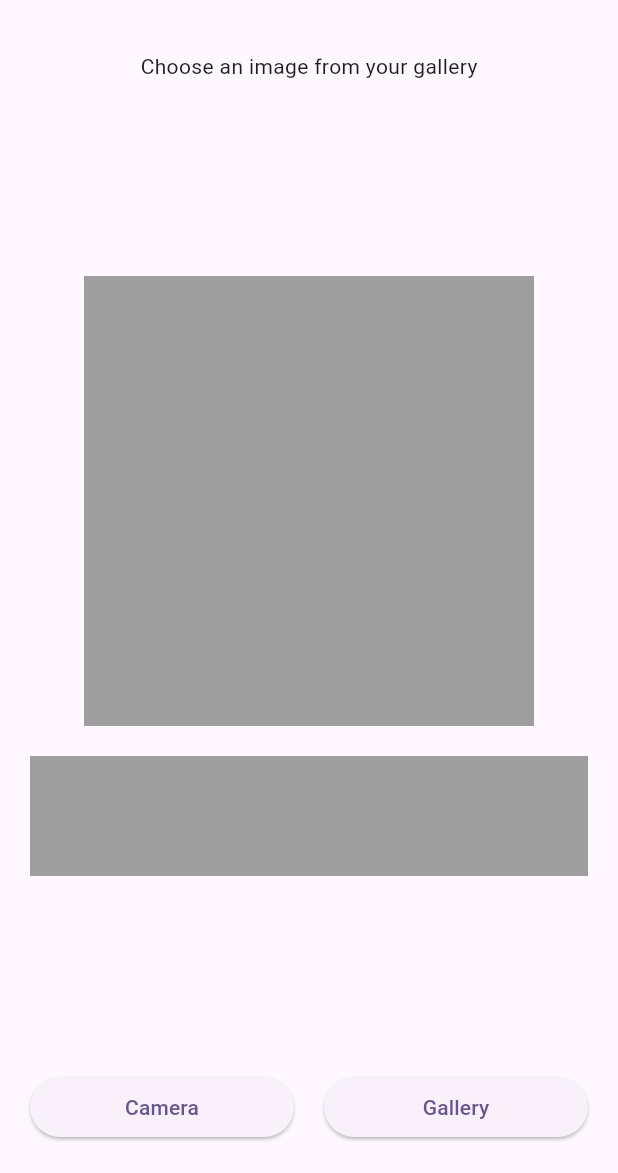
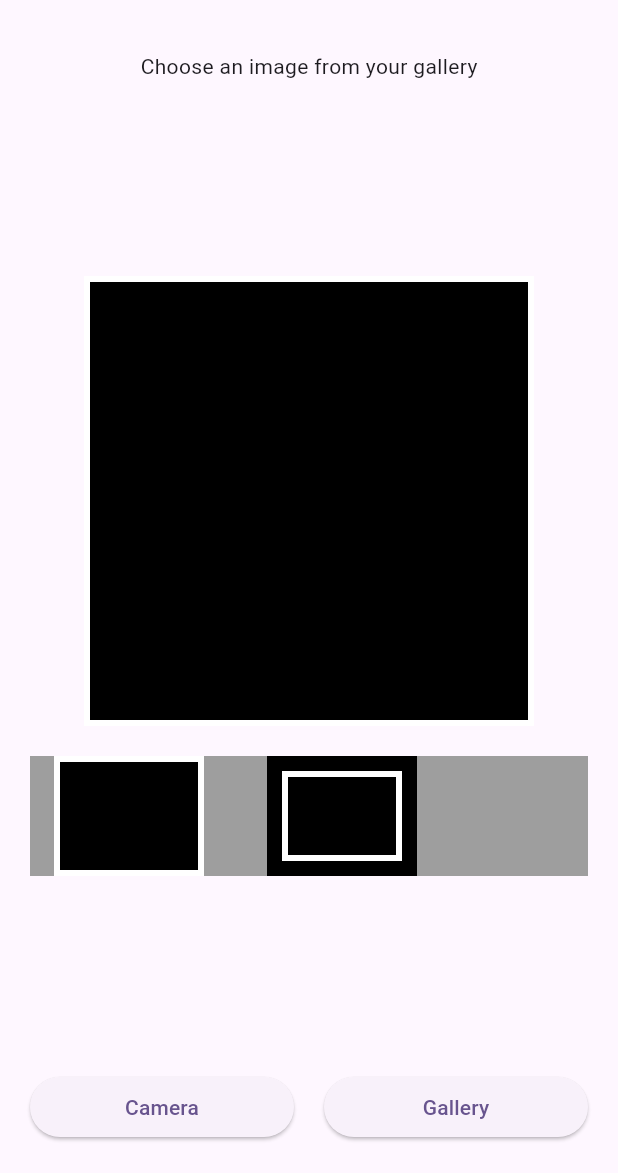
Before and after one commit to WhiteKr/framer, a Flutter app: the screen it shows after launch, on a phone screen of 412 x 824 dp, the part 63-1236 px from its top. Run offline on Flutter 3.47's test engine with Material 3 defaults, Android fonts, the phone set to English and light mode, and no system bars; our stand-ins replace image_picker.

Commit message:
update: created sample filters and preview system

```diff
--- a/lib/main.dart
+++ b/lib/main.dart
@@ -1,6 +1,8 @@
 import 'dart:io';
 
 import 'package:flutter/material.dart';
+import 'package:framer/services/framer/image_frame.dart';
+import 'package:framer/services/framer/image_frame_type.dart';
 import 'package:image_picker/image_picker.dart';
 
 void main() {
@@ -33,6 +35,8 @@ class HomePage extends StatefulWidget {
 
 class _HomePageState extends State<HomePage> {
   XFile? _image;
+  ImageFrameType _frameType = ImageFrameType.squareOutline;
+
   final ImagePicker picker = ImagePicker();
 
   @override
@@ -76,17 +80,11 @@ class _HomePageState extends State<HomePage> {
   Widget _buildPhotoArea() {
     return Column(
       children: [
-        _image != null
-            ? SizedBox(
-                width: 300,
-                height: 300,
-                child: Image.file(File(_image!.path)),
-              )
-            : Container(
-                width: 300,
-                height: 300,
-                color: Colors.grey,
-              ),
+        ImageFrame(
+          image: _image != null ? Image.file(File(_image!.path)) : null,
+          type: _frameType,
+          dimension: 300,
+        ),
         const SizedBox(height: 20),
         _buildFilterList(),
       ],
@@ -97,18 +95,22 @@ class _HomePageState extends State<HomePage> {
     return Container(
       color: Colors.grey,
       height: 80,
-      child: _image != null
-          ? ListView.separated(
-              scrollDirection: Axis.horizontal,
-              itemBuilder: (context, index) => Container(
-                width: 80,
-                color: Colors.black,
-                child: const Text('hi'),
-              ),
-              separatorBuilder: (context, index) => const SizedBox(width: 10),
-              itemCount: 10,
-            )
-          : Container(),
+      child: ListView.separated(
+        scrollDirection: Axis.horizontal,
+        separatorBuilder: (context, index) => const SizedBox(width: 10),
+        itemBuilder: (context, index) {
+          ImageFrameType item = ImageFrameType.values[index];
+          return MaterialButton(
+            child: ImageFrame(type: item),
+            onPressed: () {
+              setState(() {
+                _frameType = item;
+              });
+            },
+          );
+        },
+        itemCount: ImageFrameType.values.length,
+      ),
     );
   }
 
--- /dev/null
+++ b/lib/services/framer/image_frame.dart
@@ -0,0 +1,32 @@
+import 'package:flutter/material.dart';
+import 'package:framer/services/framer/image_frame_type.dart';
+
+class ImageFrame extends StatelessWidget {
+  final Image? image;
+  final ImageFrameType type;
+  final double dimension;
+
+  const ImageFrame({
+    super.key,
+    this.image,
+    required this.type,
+    this.dimension = 100,
+  });
+
+  @override
+  Widget build(BuildContext context) {
+    return Container(
+      color: Colors.black,
+      width: dimension,
+      height: dimension,
+      // color: Colors.red,
+      child: Stack(
+        alignment: Alignment.center,
+        children: [
+          image ?? Container(),
+          type.view,
+        ],
+      ),
+    );
+  }
+}
```
Also changed, not shown: lib/services/framer/image_frame_type.dart (added, +37 -0 lines).
